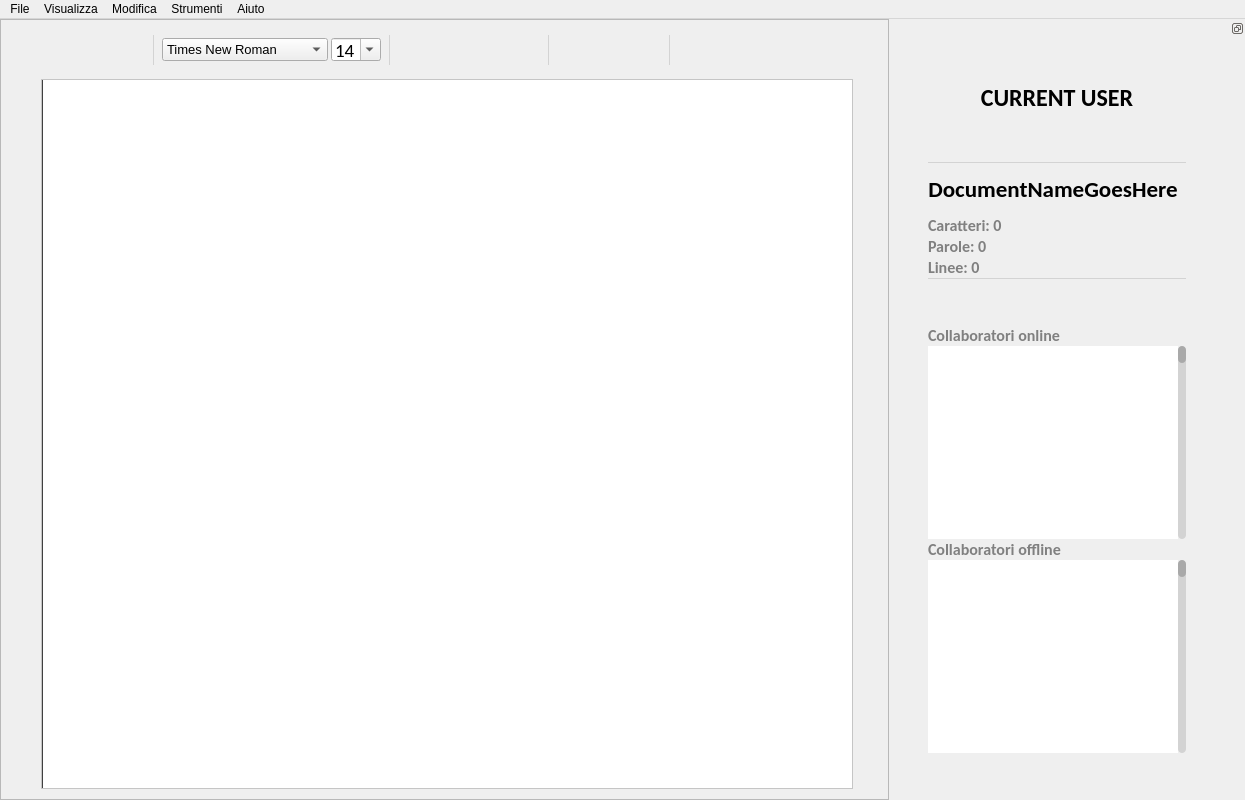
nopesir/pds-project, file client/editorwindow.ui: the form before one commit.
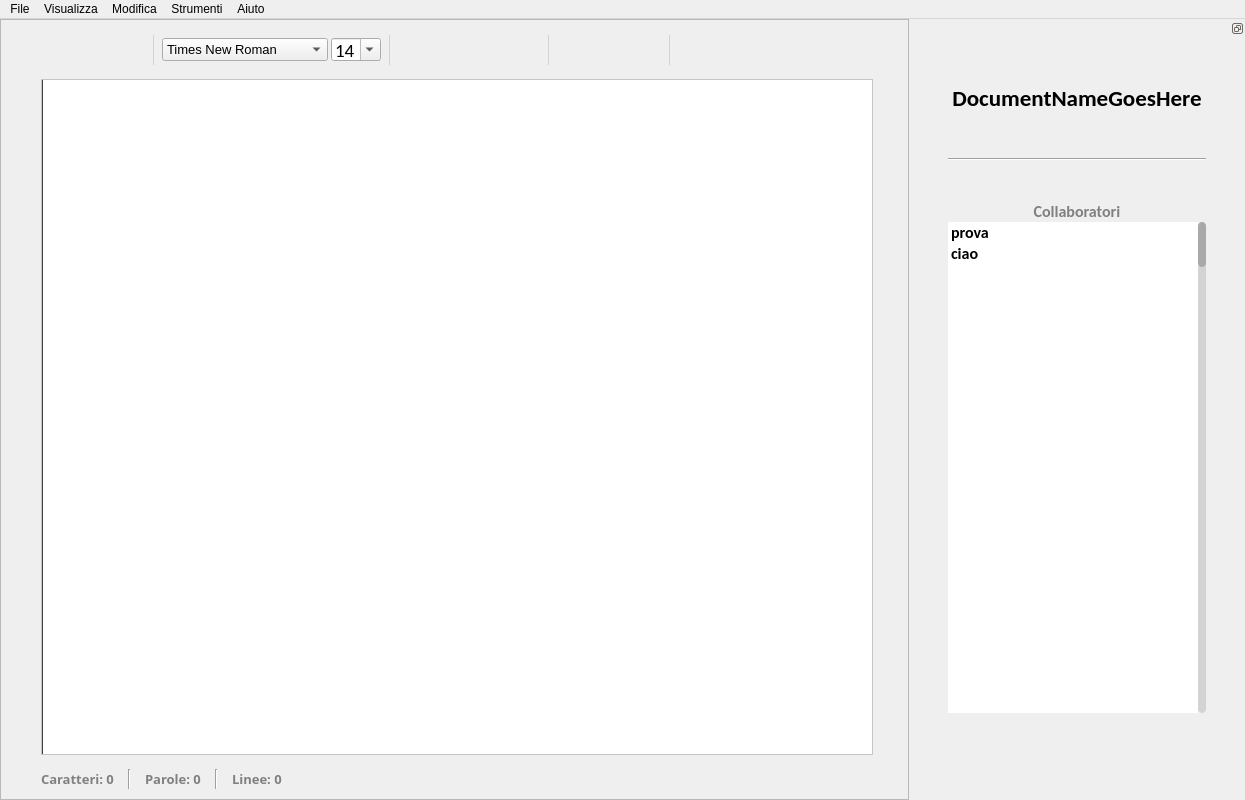
The form after the commit. Icons and pictures are not drawn. Custom widgets are drawn as their Qt base class.

Commit message: modificata dock widget

```diff
--- a/client/editorwindow.ui
+++ b/client/editorwindow.ui
@@ -1198,6 +1198,91 @@
              </property>
             </widget>
            </item>
+           <item>
+            <layout class="QHBoxLayout" name="horizontalLayout">
+             <item>
+              <widget class="QLabel" name="label_1">
+               <property name="font">
+                <font>
+                 <family>aakar</family>
+                 <pointsize>10</pointsize>
+                 <weight>75</weight>
+                 <bold>true</bold>
+                </font>
+               </property>
+               <property name="styleSheet">
+                <string notr="true">color:grey;</string>
+               </property>
+               <property name="text">
+                <string>Caratteri: 0</string>
+               </property>
+              </widget>
+             </item>
+             <item>
+              <widget class="Line" name="line">
+               <property name="orientation">
+                <enum>Qt::Vertical</enum>
+               </property>
+              </widget>
+             </item>
+             <item>
+              <widget class="QLabel" name="label_2">
+               <property name="font">
+                <font>
+                 <family>aakar</family>
+                 <pointsize>10</pointsize>
+                 <weight>75</weight>
+                 <bold>true</bold>
+                </font>
+               </property>
+               <property name="styleSheet">
+                <string notr="true">color:grey;</string>
+               </property>
+               <property name="text">
+                <string>Parole: 0</string>
+               </property>
+              </widget>
+             </item>
+             <item>
+              <widget class="Line" name="line_2">
+               <property name="orientation">
+                <enum>Qt::Vertical</enum>
+               </property>
+              </widget>
+             </item>
+             <item>
+              <widget class="QLabel" name="label_3">
+               <property name="font">
+                <font>
+                 <family>aakar</family>
+                 <pointsize>10</pointsize>
+                 <weight>75</weight>
+                 <bold>true</bold>
+                </font>
+               </property>
+               <property name="styleSheet">
+                <string notr="true">color:grey;</string>
+               </property>
+               <property name="text">
+                <string>Linee: 0</string>
+               </property>
+              </widget>
+             </item>
+             <item>
+              <spacer name="horizontalSpacer">
+               <property name="orientation">
+                <enum>Qt::Horizontal</enum>
+               </property>
+               <property name="sizeHint" stdset="0">
+                <size>
+                 <width>40</width>
+                 <height>20</height>
+                </size>
+               </property>
+              </spacer>
+             </item>
+            </layout>
+           </item>
           </layout>
          </item>
         </layout>
@@ -1208,15 +1293,21 @@
    </layout>
   </widget>
   <widget class="QDockWidget" name="dockWidget">
+   <property name="sizePolicy">
+    <sizepolicy hsizetype="Preferred" vsizetype="MinimumExpanding">
+     <horstretch>0</horstretch>
+     <verstretch>0</verstretch>
+    </sizepolicy>
+   </property>
    <property name="minimumSize">
     <size>
-     <width>350</width>
-     <height>750</height>
+     <width>330</width>
+     <height>500</height>
     </size>
    </property>
    <property name="maximumSize">
     <size>
-     <width>350</width>
+     <width>330</width>
      <height>750</height>
     </size>
    </property>
@@ -1293,48 +1384,25 @@
              <number>10</number>
             </property>
             <item>
-             <widget class="QPushButton" name="profileButton">
-              <property name="minimumSize">
-               <size>
-                <width>40</width>
-                <height>40</height>
-               </size>
+             <spacer name="horizontalSpacer_3">
+              <property name="orientation">
+               <enum>Qt::Horizontal</enum>
               </property>
-              <property name="maximumSize">
+              <property name="sizeType">
+               <enum>QSizePolicy::Preferred</enum>
+              </property>
+              <property name="sizeHint" stdset="0">
                <size>
                 <width>40</width>
-                <height>40</height>
+                <height>20</height>
                </size>
               </property>
-              <property name="font">
-               <font>
-                <pointsize>16</pointsize>
-                <weight>75</weight>
-                <bold>true</bold>
-               </font>
-              </property>
-              <property name="cursor">
-               <cursorShape>PointingHandCursor</cursorShape>
-              </property>
-              <property name="styleSheet">
-               <string notr="true">border:none;
-border-radius: 4px;</string>
-              </property>
-              <property name="text">
-               <string/>
-              </property>
-              <property name="iconSize">
-               <size>
-                <width>0</width>
-                <height>0</height>
-               </size>
-              </property>
-             </widget>
+             </spacer>
             </item>
             <item>
-             <widget class="QLabel" name="labelUser_2">
+             <widget class="QLabel" name="DocNameLabel_2">
               <property name="sizePolicy">
-               <sizepolicy hsizetype="Minimum" vsizetype="Minimum">
+               <sizepolicy hsizetype="Minimum" vsizetype="Fixed">
                 <horstretch>0</horstretch>
                 <verstretch>0</verstretch>
                </sizepolicy>
@@ -1347,30 +1415,26 @@
               </property>
               <property name="maximumSize">
                <size>
-                <width>16777215</width>
+                <width>250</width>
                 <height>40</height>
                </size>
               </property>
               <property name="font">
                <font>
                 <family>Calibri</family>
-                <pointsize>18</pointsize>
+                <pointsize>17</pointsize>
                 <weight>75</weight>
                 <bold>true</bold>
                </font>
               </property>
-              <property name="layoutDirection">
-               <enum>Qt::LeftToRight</enum>
-              </property>
               <property name="styleSheet">
-               <string notr="true">#labelCollab{
-	background-color:transparent;
+               <string notr="true">#DocNameLabel{
 	color: #505050;
-	border-bottom: 2px solid lightgrey;
+text-align: center;
 }</string>
               </property>
               <property name="text">
-               <string>CURRENT USER</string>
+               <string>DocumentNameGoesHere</string>
               </property>
               <property name="alignment">
                <set>Qt::AlignCenter</set>
@@ -1387,7 +1451,7 @@
               </property>
               <property name="sizeHint" stdset="0">
                <size>
-                <width>50</width>
+                <width>40</width>
                 <height>20</height>
                </size>
               </property>
@@ -1396,23 +1460,7 @@
            </layout>
           </item>
           <item>
-           <spacer name="verticalSpacer_9">
-            <property name="orientation">
-             <enum>Qt::Vertical</enum>
-            </property>
-            <property name="sizeType">
-             <enum>QSizePolicy::Minimum</enum>
-            </property>
-            <property name="sizeHint" stdset="0">
-             <size>
-              <width>20</width>
-              <height>4</height>
-             </size>
-            </property>
-           </spacer>
-          </item>
-          <item>
-           <spacer name="verticalSpacer_10">
+           <spacer name="verticalSpacer">
             <property name="orientation">
              <enum>Qt::Vertical</enum>
             </property>
@@ -1428,210 +1476,12 @@
            </spacer>
           </item>
           <item>
-           <widget class="Line" name="line_8">
-            <property name="minimumSize">
-             <size>
-              <width>0</width>
-              <height>1</height>
-             </size>
-            </property>
-            <property name="maximumSize">
-             <size>
-              <width>16777215</width>
-              <height>1</height>
-             </size>
-            </property>
-            <property name="styleSheet">
-             <string notr="true">border:none;
-background-color: lightgrey;
-
-</string>
-            </property>
+           <widget class="Line" name="line_3">
             <property name="orientation">
              <enum>Qt::Horizontal</enum>
             </property>
            </widget>
           </item>
-          <item>
-           <spacer name="verticalSpacer_11">
-            <property name="orientation">
-             <enum>Qt::Vertical</enum>
-            </property>
-            <property name="sizeType">
-             <enum>QSizePolicy::Minimum</enum>
-            </property>
-            <property name="sizeHint" stdset="0">
-             <size>
-              <width>20</width>
-              <height>6</height>
-             </size>
-            </property>
-           </spacer>
-          </item>
-          <item>
-           <widget class="QLabel" name="DocNameLabel_2">
-            <property name="sizePolicy">
-             <sizepolicy hsizetype="Minimum" vsizetype="Fixed">
-              <horstretch>0</horstretch>
-              <verstretch>0</verstretch>
-             </sizepolicy>
-            </property>
-            <property name="minimumSize">
-             <size>
-              <width>0</width>
-              <height>40</height>
-             </size>
-            </property>
-            <property name="maximumSize">
-             <size>
-              <width>250</width>
-              <height>40</height>
-             </size>
-            </property>
-            <property name="sizeIncrement">
-             <size>
-              <width>0</width>
-              <height>0</height>
-             </size>
-            </property>
-            <property name="baseSize">
-             <size>
-              <width>0</width>
-              <height>0</height>
-             </size>
-            </property>
-            <property name="font">
-             <font>
-              <family>Calibri</family>
-              <pointsize>17</pointsize>
-              <weight>75</weight>
-              <bold>true</bold>
-             </font>
-            </property>
-            <property name="styleSheet">
-             <string notr="true">#DocNameLabel{
-	color: #505050;
-}</string>
-            </property>
-            <property name="text">
-             <string>DocumentNameGoesHere</string>
-            </property>
-            <property name="alignment">
-             <set>Qt::AlignCenter</set>
-            </property>
-           </widget>
-          </item>
-          <item>
-           <spacer name="verticalSpacer_12">
-            <property name="orientation">
-             <enum>Qt::Vertical</enum>
-            </property>
-            <property name="sizeType">
-             <enum>QSizePolicy::Minimum</enum>
-            </property>
-            <property name="sizeHint" stdset="0">
-             <size>
-              <width>20</width>
-              <height>6</height>
-             </size>
-            </property>
-           </spacer>
-          </item>
-          <item>
-           <widget class="QLabel" name="label_4">
-            <property name="font">
-             <font>
-              <family>Calibri</family>
-              <pointsize>12</pointsize>
-              <weight>75</weight>
-              <bold>true</bold>
-             </font>
-            </property>
-            <property name="styleSheet">
-             <string notr="true">color:grey;</string>
-            </property>
-            <property name="text">
-             <string>Caratteri: 0</string>
-            </property>
-           </widget>
-          </item>
-          <item>
-           <widget class="QLabel" name="label_5">
-            <property name="font">
-             <font>
-              <family>Calibri</family>
-              <pointsize>12</pointsize>
-              <weight>75</weight>
-              <bold>true</bold>
-             </font>
-            </property>
-            <property name="styleSheet">
-             <string notr="true">color:grey;</string>
-            </property>
-            <property name="text">
-             <string>Parole: 0</string>
-            </property>
-           </widget>
-          </item>
-          <item>
-           <widget class="QLabel" name="label_6">
-            <property name="font">
-             <font>
-              <family>Calibri</family>
-              <pointsize>12</pointsize>
-              <weight>75</weight>
-              <bold>true</bold>
-             </font>
-            </property>
-            <property name="styleSheet">
-             <string notr="true">color:grey;</string>
-            </property>
-            <property name="text">
-             <string>Linee: 0</string>
-            </property>
-           </widget>
-          </item>
-          <item>
-           <widget class="Line" name="line_9">
-            <property name="minimumSize">
-             <size>
-              <width>0</width>
-              <height>1</height>
-             </size>
-            </property>
-            <property name="maximumSize">
-             <size>
-              <width>16777215</width>
-              <height>1</height>
-             </size>
-            </property>
-            <property name="styleSheet">
-             <string notr="true">border:none;
-background-color: lightgrey;
-
-</string>
-            </property>
-            <property name="orientation">
-             <enum>Qt::Horizontal</enum>
-            </property>
-           </widget>
-          </item>
-          <item>
-           <spacer name="verticalSpacer_13">
-            <property name="orientation">
-             <enum>Qt::Vertical</enum>
-            </property>
-            <property name="sizeType">
-             <enum>QSizePolicy::Minimum</enum>
-            </property>
-            <property name="sizeHint" stdset="0">
-             <size>
-              <width>20</width>
-              <height>6</height>
-             </size>
-            </property>
-           </spacer>
-          </item>
           <item>
            <spacer name="verticalSpacer_14">
             <property name="orientation">
@@ -1662,7 +1512,10 @@
              <string notr="true">color: grey;</string>
             </property>
             <property name="text">
-             <string>Collaboratori online</string>
+             <string>Collaboratori</string>
+            </property>
+            <property name="alignment">
+             <set>Qt::AlignCenter</set>
             </property>
            </widget>
           </item>
@@ -1674,7 +1527,7 @@
             <item>
              <widget class="QListWidget" name="listWidgetOn_2">
               <property name="sizePolicy">
-               <sizepolicy hsizetype="MinimumExpanding" vsizetype="MinimumExpanding">
+               <sizepolicy hsizetype="MinimumExpanding" vsizetype="Expanding">
                 <horstretch>0</horstretch>
                 <verstretch>0</verstretch>
                </sizepolicy>
@@ -1747,6 +1600,22 @@
               <property name="spacing">
                <number>6</number>
               </property>
+              <property name="currentRow">
+               <number>-1</number>
+              </property>
+              <property name="sortingEnabled">
+               <bool>false</bool>
+              </property>
+              <item>
+               <property name="text">
+                <string>prova</string>
+               </property>
+              </item>
+              <item>
+               <property name="text">
+                <string>ciao</string>
+               </property>
+              </item>
              </widget>
             </item>
             <item>
@@ -1811,163 +1680,26 @@
            </layout>
           </item>
           <item>
-           <widget class="QLabel" name="labelCollOff_2">
-            <property name="font">
-             <font>
-              <family>Calibri</family>
-              <pointsize>12</pointsize>
-              <weight>75</weight>
-              <bold>true</bold>
-             </font>
+           <spacer name="verticalSpacer_2">
+            <property name="orientation">
+             <enum>Qt::Vertical</enum>
             </property>
-            <property name="styleSheet">
-             <string notr="true">color: grey;</string>
+            <property name="sizeType">
+             <enum>QSizePolicy::Preferred</enum>
             </property>
-            <property name="text">
-             <string>Collaboratori offline</string>
+            <property name="sizeHint" stdset="0">
+             <size>
+              <width>20</width>
+              <height>40</height>
+             </size>
             </property>
-           </widget>
+           </spacer>
           </item>
           <item>
            <layout class="QHBoxLayout" name="horizontalLayout_18">
             <property name="spacing">
              <number>0</number>
             </property>
-            <item>
-             <widget class="QListWidget" name="listWidgetOff_2">
-              <property name="sizePolicy">
-               <sizepolicy hsizetype="MinimumExpanding" vsizetype="MinimumExpanding">
-                <horstretch>0</horstretch>
-                <verstretch>0</verstretch>
-               </sizepolicy>
-              </property>
-              <property name="minimumSize">
-               <size>
-                <width>250</width>
-                <height>0</height>
-               </size>
-              </property>
-              <property name="maximumSize">
-               <size>
-                <width>250</width>
-                <height>16777215</height>
-               </size>
-              </property>
-              <property name="font">
-               <font>
-                <family>Calibri</family>
-                <pointsize>12</pointsize>
-                <weight>75</weight>
-                <bold>true</bold>
-               </font>
-              </property>
-              <property name="layoutDirection">
-               <enum>Qt::LeftToRight</enum>
-              </property>
-              <property name="styleSheet">
-               <string notr="true">#listWidgetOff_2{
-border:transparent;
-background: white;
-color: rgb(159,159,159);
-}
-
-QToolTip { 
-	color: #000000; 
-	background-color: #FFF2BF; 
-	border: 0px; 
-}</string>
-              </property>
-              <property name="verticalScrollBarPolicy">
-               <enum>Qt::ScrollBarAsNeeded</enum>
-              </property>
-              <property name="horizontalScrollBarPolicy">
-               <enum>Qt::ScrollBarAsNeeded</enum>
-              </property>
-              <property name="sizeAdjustPolicy">
-               <enum>QAbstractScrollArea::AdjustIgnored</enum>
-              </property>
-              <property name="autoScroll">
-               <bool>false</bool>
-              </property>
-              <property name="autoScrollMargin">
-               <number>16</number>
-              </property>
-              <property name="editTriggers">
-               <set>QAbstractItemView::NoEditTriggers</set>
-              </property>
-              <property name="showDropIndicator" stdset="0">
-               <bool>false</bool>
-              </property>
-              <property name="defaultDropAction">
-               <enum>Qt::IgnoreAction</enum>
-              </property>
-              <property name="selectionMode">
-               <enum>QAbstractItemView::NoSelection</enum>
-              </property>
-              <property name="selectionBehavior">
-               <enum>QAbstractItemView::SelectItems</enum>
-              </property>
-              <property name="verticalScrollMode">
-               <enum>QAbstractItemView::ScrollPerPixel</enum>
-              </property>
-              <property name="spacing">
-               <number>6</number>
-              </property>
-              <property name="selectionRectVisible">
-               <bool>false</bool>
-              </property>
-             </widget>
-            </item>
-            <item>
-             <widget class="QScrollBar" name="verticalScrollBarOff">
-              <property name="sizePolicy">
-               <sizepolicy hsizetype="MinimumExpanding" vsizetype="Expanding">
-                <horstretch>0</horstretch>
-                <verstretch>0</verstretch>
-               </sizepolicy>
-              </property>
-              <property name="minimumSize">
-               <size>
-                <width>8</width>
-                <height>0</height>
-               </size>
-              </property>
-              <property name="maximumSize">
-               <size>
-                <width>8</width>
-                <height>16777215</height>
-               </size>
-              </property>
-              <property name="styleSheet">
-               <string notr="true">QScrollBar:vertical {
-			border-radius: 4px;
-            background: lightgrey;
-            width:8px;    
-        }
-
-        QScrollBar::handle:vertical {         
-       
-            min-height: 0px;
-          	border: 0px solid red;
-			border-radius: 4px;
-			background-color: #80808080;
-        }
-        QScrollBar::add-line:vertical {       
-            height: 0px;
-            subcontrol-position: bottom;
-            subcontrol-origin: margin;
-        }
-        QScrollBar::sub-line:vertical {
-            height: 0 px;
-            subcontrol-position: top;
-            subcontrol-origin: margin;
-        }</string>
-              </property>
-              <property name="orientation">
-               <enum>Qt::Vertical</enum>
-              </property>
-             </widget>
-            </item>
            </layout>
           </item>
          </layout>
```
Left out of the diff: 12 changed lines with no effect on the pictures. The commit also changes 3 other files.
